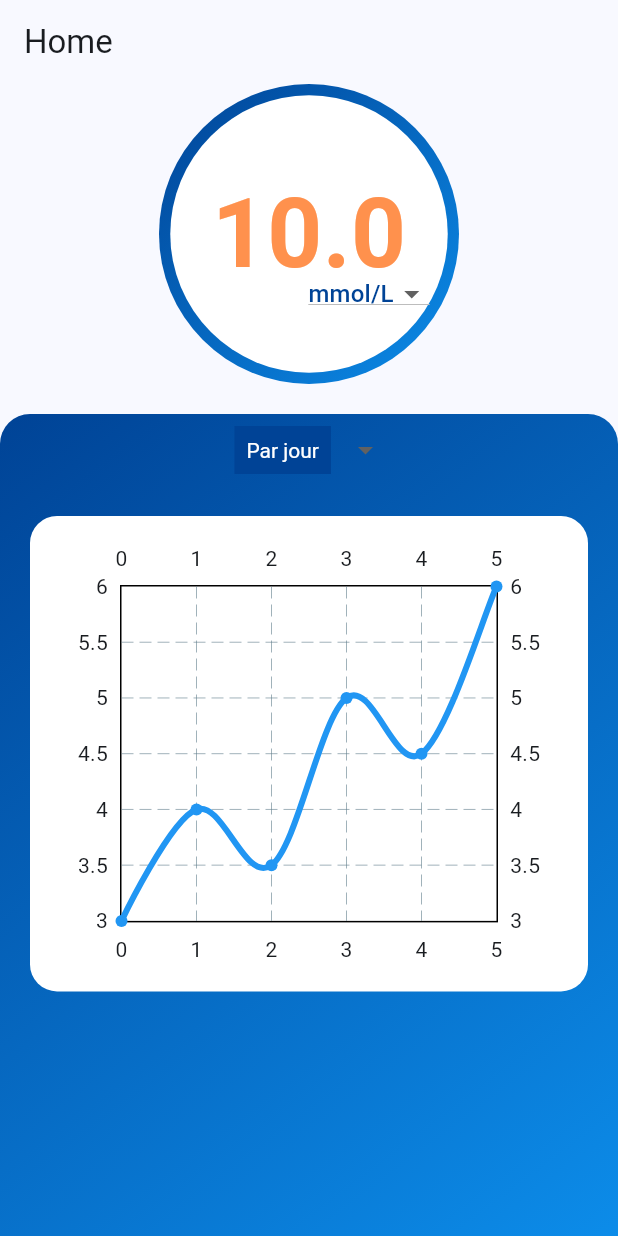
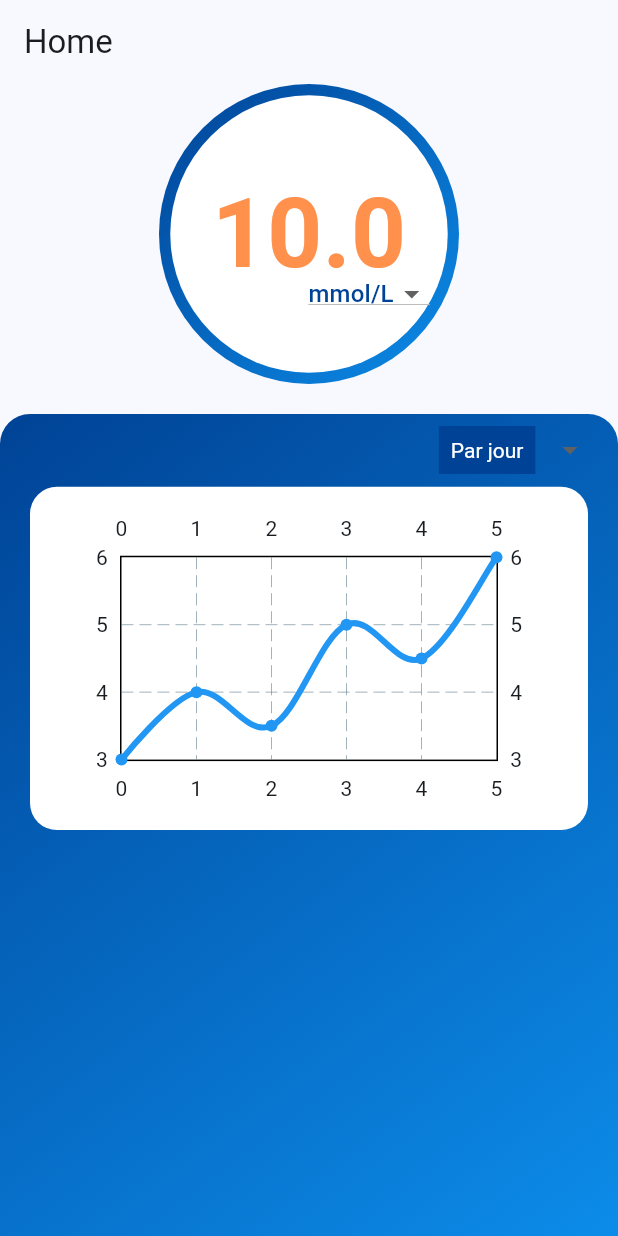
Before and after one commit to PaulDelamare/Diwe_front, a Flutter app: the screen it shows after launch, item 3 of the bottom bar chosen, on a phone screen of 412 x 824 dp. Run offline on Flutter 3.47's test engine with Material 3 defaults, Android fonts, the light colour scheme and no system bars; drawn by our look-alikes of fl_chart.

Commit message:
le selecteur est placer à droite, il reste du design a faire dessu ainsi que sur le graphique

```diff
--- a/lib/home/graphique.dart
+++ b/lib/home/graphique.dart
@@ -15,7 +15,10 @@ class _GlycemicChartState extends State<GlycemicChart> {
       children: [
         Padding(
           padding: EdgeInsets.symmetric(horizontal: 20), // Ajout du padding horizontal
-          child: DropdownButton<bool>(
+          child: Row(
+            mainAxisAlignment: MainAxisAlignment.end, // Alignement vers la droite
+            children: [
+              DropdownButton<bool>(
                 value: _showByDay,
                 onChanged: (newValue) {
                   setState(() {
@@ -55,10 +58,12 @@ class _GlycemicChartState extends State<GlycemicChart> {
                   ),
                 ],
               ),
+            ],
           ),
-        SizedBox(height: 20),
+        ),
+        SizedBox(height: 0.5),
         AspectRatio(
-          aspectRatio: 1.3, // Réduction de la hauteur du graphique
+          aspectRatio: 1.8, // Réduction de la hauteur du graphique
           child: Container(
             margin: EdgeInsets.symmetric(horizontal: 20), // Ajout de marges horizontales
             decoration: BoxDecoration(
```
Lines whose indentation alone changed are shown as unchanged.
